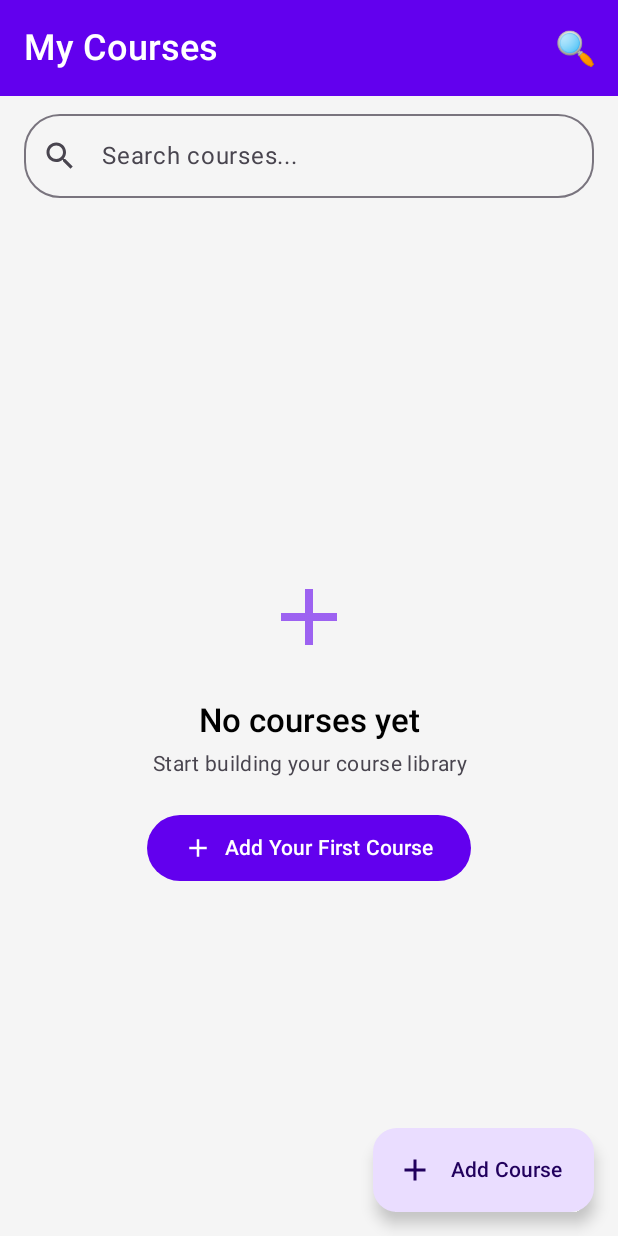
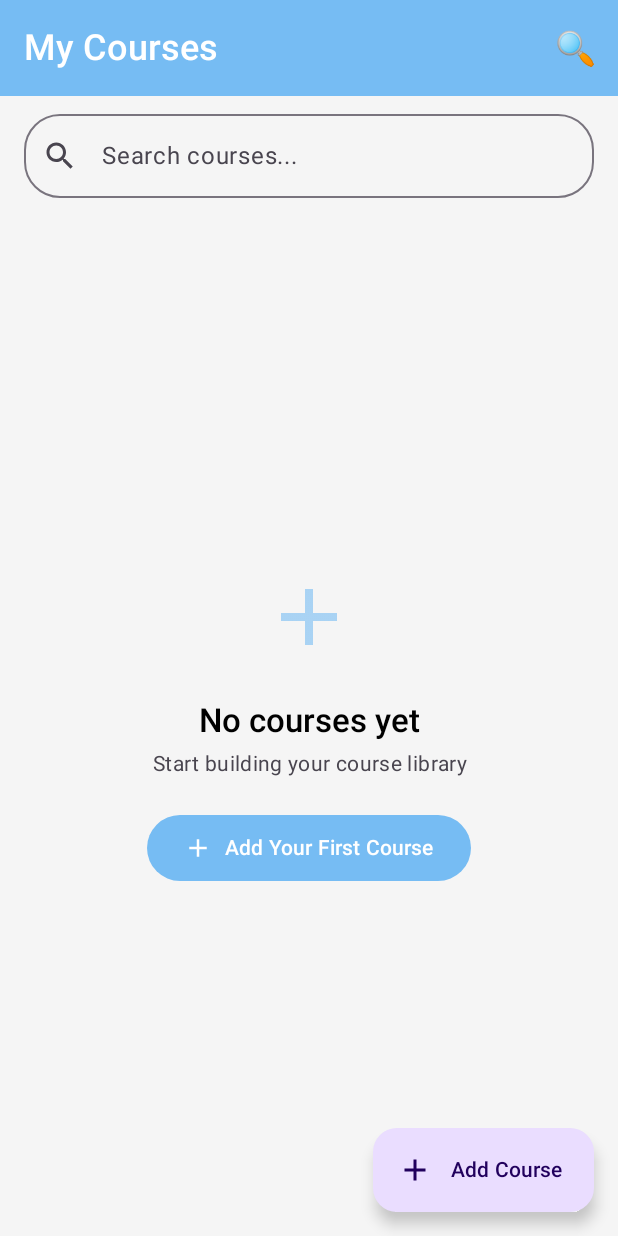
Before and after one commit to TechAugutsya/CourseApp, an Android app built with Jetpack Compose: the screen it shows after launch (MainActivity), on a phone screen of 412 x 824 dp. Run offline under Robolectric (Android 15) with nearby library versions, the phone set to English and light mode, and no system bars; our stand-ins replace Dagger/Hilt's generated code, Room's generated code; 1 statement that could not run was skipped.

```diff
--- a/app/src/main/java/com/example/courseapp/data/local/db/AppDatabase.kt
+++ b/app/src/main/java/com/example/courseapp/data/local/db/AppDatabase.kt
@@ -38,8 +38,7 @@ abstract class AppDatabase : RoomDatabase() {
     private class DatabaseCallback(private val scope: CoroutineScope) : Callback() {
         override fun onCreate(db: SupportSQLiteDatabase) {
             super.onCreate(db)
-            // No pre-populated data - start with empty database
-            // Data will be fetched from API and stored by user
+
         }
     }
 }
--- a/app/src/main/java/com/example/courseapp/data/remote/CategoryApi.kt
+++ b/app/src/main/java/com/example/courseapp/data/remote/CategoryApi.kt
@@ -5,7 +5,6 @@ import retrofit2.http.GET
 interface CategoryApi {
     @GET(".")
     suspend fun getRoot(): Map<String, Any>
-    // We'll use a custom parser since your Postman endpoint returns { "course_list": [...] } or might return array.
     @GET("categories")
     suspend fun getCategories(): List<CategoryDto>
 }
--- a/app/src/main/java/com/example/courseapp/ui/screens/CourseListScreen.kt
+++ b/app/src/main/java/com/example/courseapp/ui/screens/CourseListScreen.kt
@@ -48,7 +48,6 @@ fun CourseListScreen(
                     titleContentColor = MaterialTheme.colorScheme.onPrimary
                 ),
                 actions = {
-                    // Filter button
                     IconButton(onClick = { showFilterSheet = true }) {
                         Text(
                             text = "🔍",
@@ -74,7 +73,6 @@ fun CourseListScreen(
                 .fillMaxSize()
                 .padding(paddingValues)
         ) {
-            // Search bar
             OutlinedTextField(
                 value = searchQuery,
                 onValueChange = { vm.setQuery(it) },
--- a/app/src/main/java/com/example/courseapp/ui/theme/Color.kt
+++ b/app/src/main/java/com/example/courseapp/ui/theme/Color.kt
@@ -3,7 +3,7 @@ package com.example.courseapp.ui.theme
 import androidx.compose.ui.graphics.Color
 
 // Primary colors
-val Primary = Color(0xFF6200EE)
+val Primary = Color(0xFF76BCF3)
 val PrimaryVariant = Color(0xFF3700B3)
 val Secondary = Color(0xFF03DAC6)
 val SecondaryVariant = Color(0xFF018786)
@@ -14,10 +14,10 @@ val Surface = Color(0xFFFFFFFF)
 val Error = Color(0xFFB00020)
 
 // Dark theme colors
-val PrimaryDark = Color(0xFFBB86FC)
+val PrimaryDark = Color(0xff9cebed)
 val SecondaryDark = Color(0xFF03DAC6)
 val BackgroundDark = Color(0xFF121212)
-val SurfaceDark = Color(0xFF1E1E1E)
+val SurfaceDark = Color(0xff5e5757)
 
 // Additional semantic colors
 val Success = Color(0xFF4CAF50)
--- a/app/src/main/java/com/example/courseapp/viewmodel/AddEditCourseViewModel.kt
+++ b/app/src/main/java/com/example/courseapp/viewmodel/AddEditCourseViewModel.kt
@@ -71,7 +71,6 @@ class AddEditCourseViewModel @Inject constructor(
 
             try {
                 if (existingId == null) {
-                    // Creating new course
                     val course = Course(
                         id = UUID.randomUUID().toString(),
                         title = title,
@@ -84,7 +83,6 @@ class AddEditCourseViewModel @Inject constructor(
                     )
                     courseRepo.addCourse(course)
                 } else {
-                    // Updating existing course - preserve createdAt
                     val existing = courseRepo.getCourse(existingId)
                     val course = Course(
                         id = existingId,
--- a/app/src/main/java/com/example/courseapp/viewmodel/CategoryViewModel.kt
+++ b/app/src/main/java/com/example/courseapp/viewmodel/CategoryViewModel.kt
@@ -21,7 +21,6 @@ class CategoryViewModel @Inject constructor(private val repo: CategoryRepository
     private val _isLoading = MutableStateFlow(true)
     private val _error = MutableStateFlow<String?>(null)
 
-    // Observe categories from repository (includes API + local course categories)
     val ui: StateFlow<CategoryUiState> = combine(
         repo.observeCategoriesFlow(),
         _isLoading,
@@ -47,8 +46,6 @@ class CategoryViewModel @Inject constructor(private val repo: CategoryRepository
             _isLoading.value = true
             _error.value = null
             try {
-                // This will fetch from API and update the cache
-                // The Flow will automatically emit the updated categories
                 repo.getCategories()
             } catch (e: Exception) {
                 _error.value = e.localizedMessage ?: "Failed to load categories"
--- a/app/src/main/java/com/example/courseapp/viewmodel/CourseListViewModel.kt
+++ b/app/src/main/java/com/example/courseapp/viewmodel/CourseListViewModel.kt
@@ -60,7 +60,6 @@ class CourseListViewModel @Inject constructor(
     )
 
     init {
-        // Simulate initial load delay (mimics real-world data fetching)
         viewModelScope.launch {
             delay(500)
             _isInitialLoading.value = false
```
Also changed, not shown: app/src/main/java/com/example/courseapp/data/repository/CategoryRepository.kt (+3 -20 lines), app/src/main/java/com/example/courseapp/ui/components/CourseCard.kt (+8 -11 lines), app/src/main/java/com/example/courseapp/ui/screens/AddEditCourseScreen.kt (+0 -10 lines), app/src/main/java/com/example/courseapp/ui/screens/CourseDetailsScreen.kt (+1 -10 lines), 3 other files.
